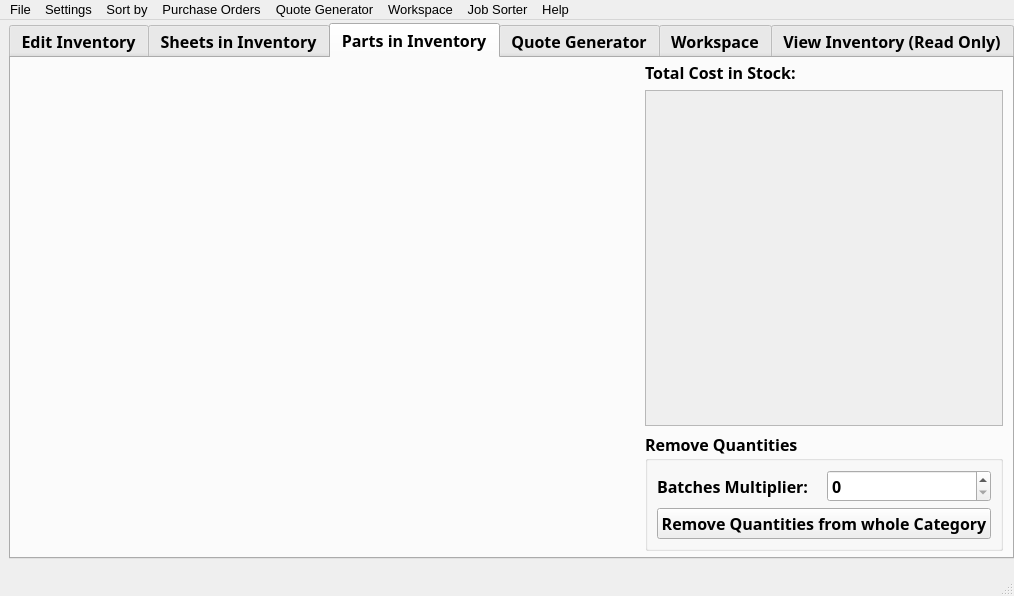
Old version of the form ui/main_menu.ui in the repository TheCodingJsoftware/Invigo.
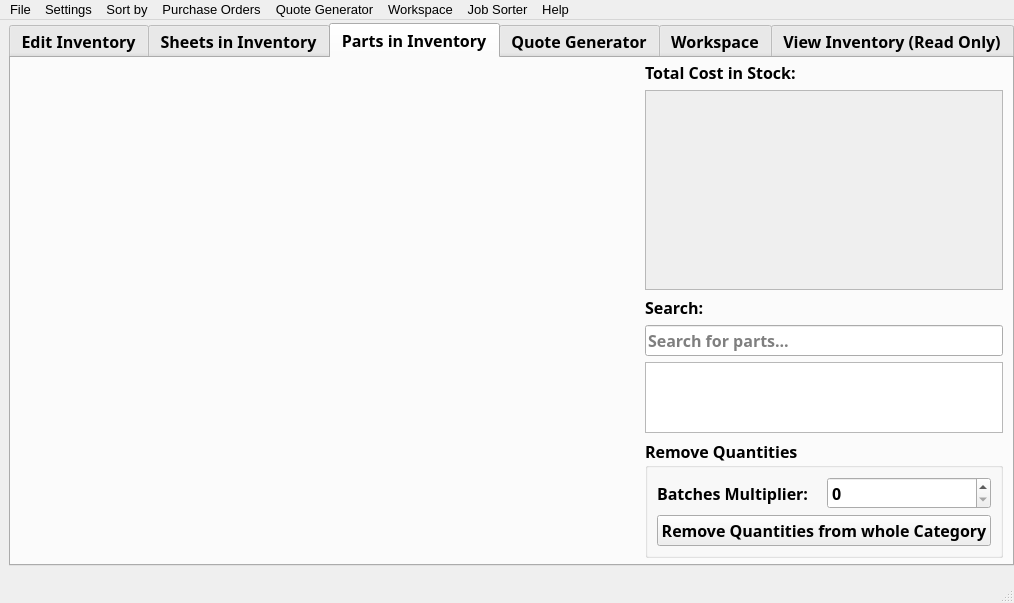
New version of the form. The open tabs and pages were chosen to show the change.

Diff of the .ui file:
```diff
--- a/ui/main_menu.ui
+++ b/ui/main_menu.ui
@@ -667,7 +667,7 @@
            <layout class="QVBoxLayout" name="verticalLayout_11"/>
           </item>
           <item>
-           <layout class="QVBoxLayout" name="verticalLayout_20">
+           <layout class="QVBoxLayout" name="verticalLayout_20" stretch="0,0,0,0,1,0">
             <property name="bottomMargin">
              <number>0</number>
             </property>
@@ -680,6 +680,12 @@
             </item>
             <item>
              <widget class="QScrollArea" name="scrollArea_3">
+              <property name="minimumSize">
+               <size>
+                <width>0</width>
+                <height>200</height>
+               </size>
+              </property>
               <property name="widgetResizable">
                <bool>true</bool>
               </property>
@@ -689,7 +695,7 @@
                  <x>0</x>
                  <y>0</y>
                  <width>373</width>
-                 <height>340</height>
+                 <height>198</height>
                 </rect>
                </property>
                <layout class="QVBoxLayout" name="verticalLayout_21">
@@ -733,6 +739,26 @@
               </widget>
              </widget>
             </item>
+            <item>
+             <widget class="QLabel" name="label_16">
+              <property name="text">
+               <string>Search:</string>
+              </property>
+             </widget>
+            </item>
+            <item>
+             <widget class="QLineEdit" name="lineEdit_search_parts_in_inventory">
+              <property name="placeholderText">
+               <string>Search for parts...</string>
+              </property>
+              <property name="clearButtonEnabled">
+               <bool>true</bool>
+              </property>
+             </widget>
+            </item>
+            <item>
+             <widget class="QListWidget" name="listWidget_parts_in_inventory"/>
+            </item>
             <item>
              <widget class="QGroupBox" name="groupBox_5">
               <property name="title">
```
Left out of the diff: 2 changed lines with no effect on the pictures.
